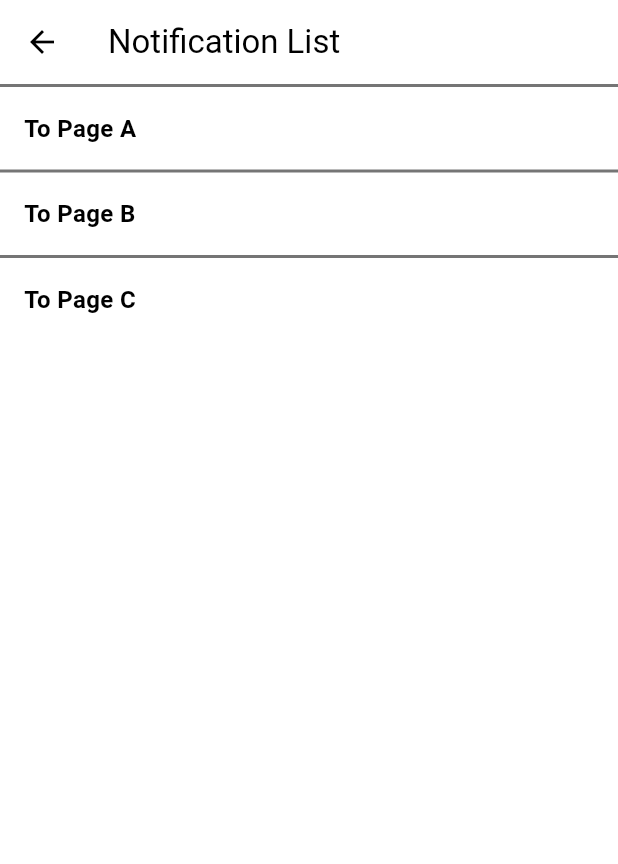
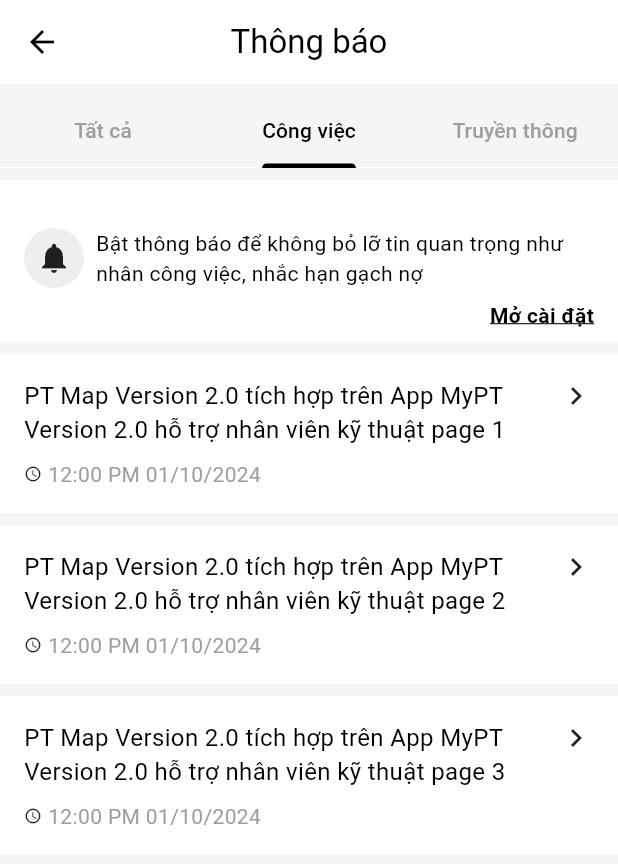
Before and after one commit to ptthien1012/flutter-base, a Flutter app: the NotificationListPage screen opened by its route, on a phone screen of 412 x 824 dp. Shown: the top 864 px of the screen. Run offline on Flutter 3.47's test engine with Material 3 defaults, Android fonts, the phone set to English and light mode, and no system bars; our stand-ins replace auto_route, bloc_concurrency, dartz, dio, easy_localization, equatable and 11 more; missing offline and left inert: awesome_dio_interceptor, dio_smart_retry, replay_bloc; generated files the repository leaves out were written again; Roboto replaces fonts that are missing (Clash Grotesk); statements that could not run were skipped; project files that could hold a hidden picture were left out.

Commit message:
fix: update notification mock UI

```diff
--- a/lib/view/screen/notification_page/notification_detail_a_widget.dart
+++ b/lib/view/screen/notification_page/notification_detail_a_widget.dart
@@ -10,7 +10,8 @@ class NotificationDetailAPage extends StatelessWidget {
   Widget build(BuildContext context) {
     return Scaffold(
         appBar: AppBar(
-          title: const Text('Notification Detail'),
+          title: const Text('Thông báo'),
+          centerTitle: true,
           leading: IconButton(
             onPressed: () async => context.router.maybePop(),
             icon: const Icon(Icons.arrow_back_outlined),
@@ -19,13 +20,13 @@ class NotificationDetailAPage extends StatelessWidget {
         body: Column(
           children: [
             const SizedBox(height: 16),
-            const Text('Content: Page A'),
+            const Text('Content: Page 1'),
             const SizedBox(height: 16),
             ElevatedButton(
               onPressed: () async {
                 await context.router.push(NotificationDetailBRoute());
               },
-              child: const Text('Go to Page B'),
+              child: const Text('Go to Page 2'),
             ),
           ],
         ));
--- a/lib/view/screen/notification_page/notification_detail_b_widget.dart
+++ b/lib/view/screen/notification_page/notification_detail_b_widget.dart
@@ -11,7 +11,8 @@ class NotificationDetailBPage extends StatelessWidget {
   Widget build(BuildContext context) {
     return Scaffold(
       appBar: AppBar(
-        title: const Text('Notification Detail'),
+        title: const Text('Thông báo'),
+        centerTitle: true,
         leading: IconButton(
           onPressed: (deepPop ?? false) ? () => context.router.popUntilRouteWithName(NotificationListRoute.name) : () async => context.router.pop(),
           icon: const Icon(Icons.arrow_back_outlined),
@@ -20,13 +21,13 @@ class NotificationDetailBPage extends StatelessWidget {
       body: Column(
         children: [
           const SizedBox(height: 16),
-          const Text('Content: Page B'),
+          const Text('Content: Page 2'),
           const SizedBox(height: 16),
           ElevatedButton(
             onPressed: () async {
               await context.router.push(NotificationDetailCRoute());
             },
-            child: const Text('Go to Page C'),
+            child: const Text('Go to Page 3'),
           ),
         ],
       )
--- a/lib/view/screen/notification_page/notification_detail_c_widget.dart
+++ b/lib/view/screen/notification_page/notification_detail_c_widget.dart
@@ -11,7 +11,8 @@ class NotificationDetailCPage extends StatelessWidget {
   Widget build(BuildContext context) {
     return Scaffold(
       appBar: AppBar(
-        title: const Text('Notification Detail'),
+        title: const Text('Thông báo'),
+        centerTitle: true,
         leading: IconButton(
           onPressed: deepPop ? () => context.router.popUntilRouteWithName(NotificationListRoute.name) : () async => context.router.pop(),
           icon: const Icon(Icons.arrow_back_outlined),
@@ -20,7 +21,7 @@ class NotificationDetailCPage extends StatelessWidget {
       body: const Column(
         children: [
           SizedBox(height: 16),
-          Text('Content: Page C'),
+          Text('Content: Page 3'),
           SizedBox(height: 16),
         ],
       )
--- a/lib/view/screen/notification_page/notification_list_page.dart
+++ b/lib/view/screen/notification_page/notification_list_page.dart
@@ -3,6 +3,7 @@ import 'package:auto_route/auto_route.dart';
 import 'package:flutter/material.dart';
 import 'package:flutter_base/config/router/app_routes.route.dart';
 import 'package:flutter_base/config/router/router_path.dart';
+import 'package:flutter_base/core/utils/extensions/string_extension.dart';
 import 'package:flutter_base/view/screen/notification_page/notification_widget.dart';
 
 @RoutePage()
@@ -13,31 +14,116 @@ class NotificationListPage extends StatelessWidget {
   Widget build(BuildContext context) {
     return Scaffold(
       appBar: AppBar(
-        title: const Text('Notification List'),
+        title: const Text('Thông báo'),
+        centerTitle: true,
         leading: IconButton(
           onPressed: context.router.pop,
           icon: const Icon(Icons.arrow_back_outlined),
         ),
       ),
-      body: ListView(children: [
+      backgroundColor: '#F5F5F5'.toColor,
+      body: Column(
+        children: [
+          const SizedBox(height: 8),
+          const DefaultTabController(
+            initialIndex: 1,
+            length: 3,
+            child: TabBar(
+              labelColor: Colors.black,
+              unselectedLabelColor: Colors.grey,
+              indicatorColor: Colors.black,
+              tabs: [
+                Tab(text: 'Tất cả'),
+                Tab(text: 'Công việc'),
+                Tab(text: 'Truyền thông'),
+              ],
+            ),
+          ),
+          const SizedBox(height: 8),
+          permissionAlert(context),
+          const SizedBox(height: 8),
+          ListView(shrinkWrap: true, children: [
             DemoNotificationWidget(
                 onTap: () async {
                   await context.router.push(const NotificationDetailARoute());
                 },
-            title: 'To Page A'),
+                title: 'PT Map Version 2.0 tích hợp trên App MyPT Version 2.0 hỗ trợ nhân viên kỹ thuật page 1'),
+            const SizedBox(height: 8),
             DemoNotificationWidget(
                 onTap: () async {
                   await context.router.pushNamed(
                       '/notification/${RouterPath.notificationDetailARoute}/${RouterPath.notificationDetailBRoute}/deepPop=false');
                 },
-            title: 'To Page B'),
+                title: 'PT Map Version 2.0 tích hợp trên App MyPT Version 2.0 hỗ trợ nhân viên kỹ thuật page 2'),
+            const SizedBox(height: 8),
             DemoNotificationWidget(
                 onTap: () async {
                   await context.router.pushNamed(
                       '/notification/${RouterPath.notificationDetailARoute}/${RouterPath.notificationDetailBRoute}/${RouterPath.notificationDetailCRoute}/false');
                 },
-            title: 'To Page C'),
+                title: 'PT Map Version 2.0 tích hợp trên App MyPT Version 2.0 hỗ trợ nhân viên kỹ thuật page 3'),
           ]),
+        ],
+      ),
     );
   }
+
+  Widget permissionAlert(BuildContext context) {
+    return Stack(children: [
+      Positioned(
+        right: 8,
+        top: 8,
+        child: DecoratedBox(
+            decoration: BoxDecoration(
+              border: Border.all(color: Colors.grey),
+              borderRadius: BorderRadius.circular(8),
+            ),
+            child: const Icon(
+              Icons.close_outlined,
+              color: Colors.grey,
+              size: 16,
+            )),
+      ),
+      Container(
+        padding: const EdgeInsets.fromLTRB(16, 32, 16, 8),
+        decoration: const BoxDecoration(
+          color: Colors.white,
+        ),
+        child: Column(
+          children: [
+            Row(
+              children: [
+                Container(
+                    decoration: BoxDecoration(
+                        color: Colors.grey[200],
+                        borderRadius: BorderRadius.circular(32)),
+                    padding: const EdgeInsets.all(8),
+                    child: const Icon(Icons.notifications)),
+                const SizedBox(width: 8),
+                const Expanded(
+                  child: Text(
+                    'Bật thông báo để không bỏ lỡ tin quan trọng như nhân công việc, nhắc hạn gạch nợ',
+                    maxLines: 2,
+                  ),
+                )
+              ],
+            ),
+            const SizedBox(height: 8),
+            const Row(
+              children: [
+                Spacer(),
+                Text(
+                  'Mở cài đặt',
+                  style: TextStyle(
+                    fontWeight: FontWeight.bold,
+                    decoration: TextDecoration.underline,
+                  ),
+                )
+              ],
+            ),
+          ],
+        ),
+      )
+    ]);
   }
+}
--- a/lib/view/screen/notification_page/notification_widget.dart
+++ b/lib/view/screen/notification_page/notification_widget.dart
@@ -11,17 +11,13 @@ class DemoNotificationWidget extends StatelessWidget {
       onTap: onTap,
       child: Container(
         padding: const EdgeInsets.all(16),
-        decoration: BoxDecoration(
+        decoration: const BoxDecoration(
           color: Colors.white,
-          border: Border(
-            top: BorderSide(
-              width: 2,
-              color: Colors.grey.shade600,
-            ),
-          ),
         ),
         width: MediaQuery.of(context).size.width,
-        child: Row(
+        child: Column(
+          children: [
+            Row(
               crossAxisAlignment: CrossAxisAlignment.start,
               children: [
                 AnimatedContainer(
@@ -32,7 +28,6 @@ class DemoNotificationWidget extends StatelessWidget {
                             title,
                             style: const TextStyle(
                               fontSize: 16,
-                          fontWeight: FontWeight.bold,
                             ),
                             overflow: TextOverflow.ellipsis,
                             maxLines: 2,
@@ -41,6 +36,24 @@ class DemoNotificationWidget extends StatelessWidget {
                     ),
                   ),
                 ),
+                const Icon(Icons.keyboard_arrow_right_outlined)
+              ],
+            ),
+            const SizedBox(height: 8),
+            const Row(
+              children: [
+                Icon(Icons.access_time_outlined, size: 12),
+                SizedBox(width: 4),
+                Expanded(
+                  child: Text(
+                    '12:00 PM 01/10/2024',
+                    style: TextStyle(
+                      color: Colors.grey,
+                    ),
+                  ),
+                )
+              ],
+            ),
           ],
         ),
       ),
```
Lines whose indentation alone changed are shown as unchanged.
